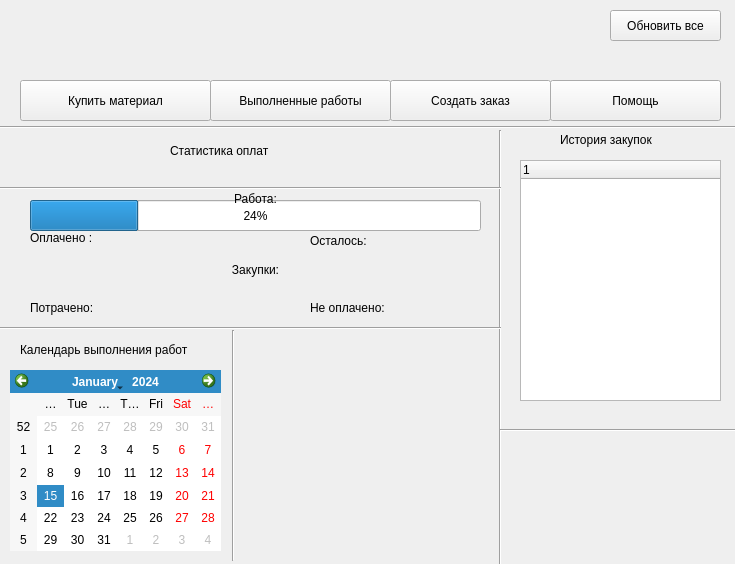
This is form/clientwindow.ui in glimb-developers-team/Glimb as Qt 5 draws it before an edit. The edited form follows.
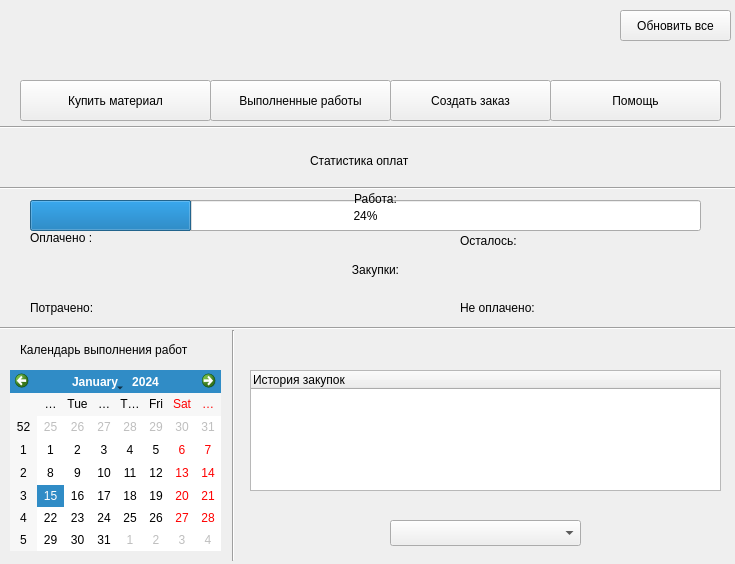
This is the edited form.

Diff of the .ui file:
```diff
--- a/form/clientwindow.ui
+++ b/form/clientwindow.ui
@@ -16,7 +16,7 @@
   <widget class="QLabel" name="label_FIO">
    <property name="geometry">
     <rect>
-     <x>160</x>
+     <x>20</x>
      <y>30</y>
      <width>611</width>
      <height>31</height>
@@ -45,17 +45,22 @@
   <widget class="QTreeWidget" name="orderTree">
    <property name="geometry">
     <rect>
-     <x>520</x>
-     <y>160</y>
-     <width>201</width>
-     <height>241</height>
+     <x>250</x>
+     <y>370</y>
+     <width>471</width>
+     <height>121</height>
     </rect>
    </property>
+   <column>
+    <property name="text">
+     <string>История закупок</string>
+    </property>
+   </column>
   </widget>
   <widget class="QPushButton" name="pushButton">
    <property name="geometry">
     <rect>
-     <x>610</x>
+     <x>620</x>
      <y>10</y>
      <width>111</width>
      <height>31</height>
@@ -104,19 +109,6 @@
     <string>Создать заказ</string>
    </property>
   </widget>
-  <widget class="QLabel" name="label_3">
-   <property name="geometry">
-    <rect>
-     <x>560</x>
-     <y>130</y>
-     <width>111</width>
-     <height>20</height>
-    </rect>
-   </property>
-   <property name="text">
-    <string>История закупок</string>
-   </property>
-  </widget>
   <widget class="Line" name="line">
    <property name="geometry">
     <rect>
@@ -130,37 +122,11 @@
     <enum>Qt::Horizontal</enum>
    </property>
   </widget>
-  <widget class="Line" name="line_2">
-   <property name="geometry">
-    <rect>
-     <x>490</x>
-     <y>130</y>
-     <width>20</width>
-     <height>441</height>
-    </rect>
-   </property>
-   <property name="orientation">
-    <enum>Qt::Vertical</enum>
-   </property>
-  </widget>
-  <widget class="Line" name="line_3">
-   <property name="geometry">
-    <rect>
-     <x>500</x>
-     <y>420</y>
-     <width>251</width>
-     <height>20</height>
-    </rect>
-   </property>
-   <property name="orientation">
-    <enum>Qt::Horizontal</enum>
-   </property>
-  </widget>
   <widget class="QLabel" name="label_2">
    <property name="geometry">
     <rect>
-     <x>170</x>
-     <y>130</y>
+     <x>310</x>
+     <y>140</y>
      <width>161</width>
      <height>41</height>
     </rect>
@@ -177,7 +143,7 @@
     <rect>
      <x>30</x>
      <y>200</y>
-     <width>451</width>
+     <width>671</width>
      <height>31</height>
     </rect>
    </property>
@@ -188,7 +154,7 @@
   <widget class="QLabel" name="label_4">
    <property name="geometry">
     <rect>
-     <x>230</x>
+     <x>350</x>
      <y>189</y>
      <width>51</width>
      <height>21</height>
@@ -229,7 +195,7 @@
     <rect>
      <x>0</x>
      <y>320</y>
-     <width>501</width>
+     <width>741</width>
      <height>16</height>
     </rect>
    </property>
@@ -253,7 +219,7 @@
   <widget class="QLabel" name="label_6">
    <property name="geometry">
     <rect>
-     <x>220</x>
+     <x>340</x>
      <y>260</y>
      <width>71</width>
      <height>20</height>
@@ -270,7 +236,7 @@
   <widget class="QLabel" name="label_7">
    <property name="geometry">
     <rect>
-     <x>310</x>
+     <x>460</x>
      <y>230</y>
      <width>71</width>
      <height>21</height>
@@ -285,7 +251,7 @@
     <rect>
      <x>0</x>
      <y>180</y>
-     <width>501</width>
+     <width>741</width>
      <height>16</height>
     </rect>
    </property>
@@ -309,7 +275,7 @@
   <widget class="QLabel" name="label_9">
    <property name="geometry">
     <rect>
-     <x>310</x>
+     <x>460</x>
      <y>300</y>
      <width>91</width>
      <height>16</height>
@@ -332,6 +298,16 @@
     <string>Календарь выполнения работ</string>
    </property>
   </widget>
+  <widget class="QComboBox" name="clientNumbersBox">
+   <property name="geometry">
+    <rect>
+     <x>390</x>
+     <y>520</y>
+     <width>191</width>
+     <height>26</height>
+    </rect>
+   </property>
+  </widget>
   <zorder>label_FIO</zorder>
   <zorder>orderTree</zorder>
   <zorder>but</zorder>
```
Left out of the diff: 4 changed lines with no effect on the pictures.
